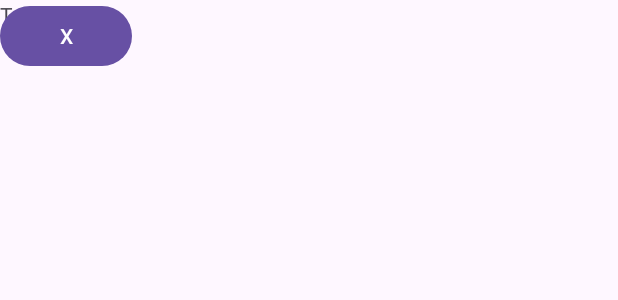
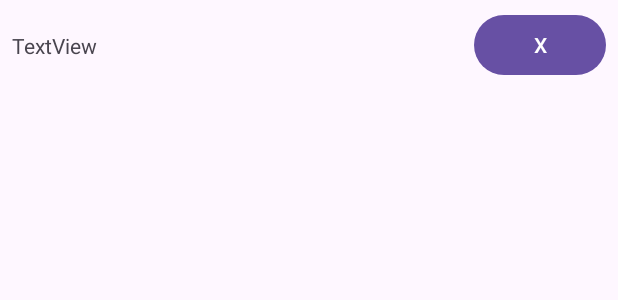
Before and after one commit to ensismoebius/aulas-android-nivel01, an Android app: the layout linha.xml on its own in the app's theme, with its tools: preview values and no code run, on a phone screen of 412 x 824 dp. Shown: the top 300 px of the screen. Run offline under Robolectric (Android 15) with nearby library versions, the phone set to English and light mode, and no system bars.

Commit message:
Preparing make a history of calculations

```diff
--- a/app/src/main/res/layout/linha.xml
+++ b/app/src/main/res/layout/linha.xml
@@ -1,17 +1,32 @@
 <?xml version="1.0" encoding="utf-8"?>
 <androidx.constraintlayout.widget.ConstraintLayout xmlns:android="http://schemas.android.com/apk/res/android"
+    xmlns:app="http://schemas.android.com/apk/res-auto"
     android:layout_width="match_parent"
-    android:layout_height="match_parent">
+    android:layout_height="60dp">
 
     <TextView
         android:id="@+id/txtHistorico"
-        android:layout_width="wrap_content"
+        android:layout_width="0dp"
         android:layout_height="wrap_content"
-        android:text="TextView" />
+        android:layout_marginStart="8dp"
+        android:layout_marginTop="8dp"
+        android:layout_marginEnd="8dp"
+        android:layout_marginBottom="8dp"
+        android:text="TextView"
+        app:layout_constraintBottom_toBottomOf="parent"
+        app:layout_constraintEnd_toStartOf="@+id/btnDelete"
+        app:layout_constraintStart_toStartOf="parent"
+        app:layout_constraintTop_toTopOf="parent" />
 
     <Button
         android:id="@+id/btnDelete"
         android:layout_width="wrap_content"
         android:layout_height="wrap_content"
-        android:text="X" />
+        android:layout_marginTop="8dp"
+        android:layout_marginEnd="8dp"
+        android:layout_marginBottom="8dp"
+        android:text="X"
+        app:layout_constraintBottom_toBottomOf="parent"
+        app:layout_constraintEnd_toEndOf="parent"
+        app:layout_constraintTop_toTopOf="parent" />
 </androidx.constraintlayout.widget.ConstraintLayout>
```
Also changed, not shown: app/src/main/java/org/dedira/calculadora/ResultadoAdaptador.java (added, +40 -0 lines).
